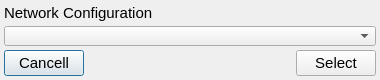
Above: ccs/preference/SelectNetworkDomain.ui from bisegni/chaosframework before the change. Below: the same form after it.
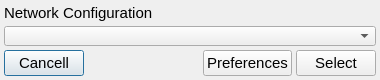
That is the form after the change.

Commit message: add preference launch in networkdomain selection and add swith network domain menu(to be implementetd)

```diff
--- a/ccs/preference/SelectNetworkDomain.ui
+++ b/ccs/preference/SelectNetworkDomain.ui
@@ -88,6 +88,13 @@
        </property>
       </spacer>
      </item>
+     <item>
+      <widget class="QPushButton" name="pushButtonPreferenceDialog">
+       <property name="text">
+        <string>Preferences</string>
+       </property>
+      </widget>
+     </item>
      <item>
       <widget class="QPushButton" name="pushButtonCancel">
        <property name="text">
```
The commit also changes 4 other files.
